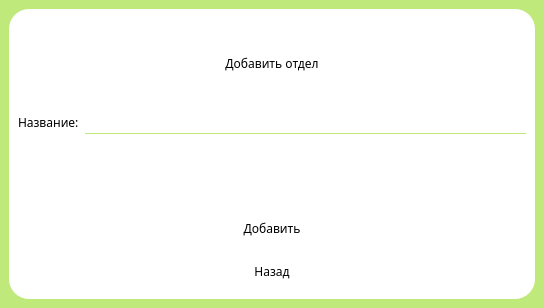
The window that UI/addDepartment/addDepartment.ui (Savely2402/course-project) describes before a commit, drawn with Qt 5.
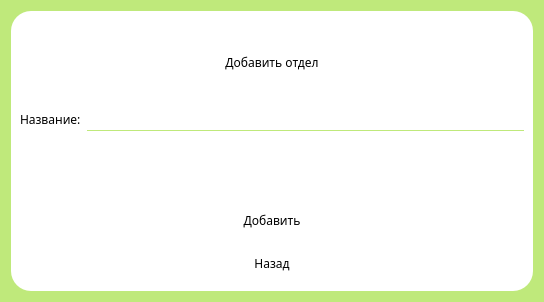
The same window after the commit.

The edit to the form file:
```diff
--- a/UI/addDepartment/addDepartment.ui
+++ b/UI/addDepartment/addDepartment.ui
@@ -1,27 +1,15 @@
 <?xml version="1.0" encoding="UTF-8"?>
 <ui version="4.0">
- <class>MainWindow</class>
- <widget class="QMainWindow" name="MainWindow">
+ <class>Dialog</class>
+ <widget class="QDialog" name="Dialog">
   <property name="geometry">
    <rect>
     <x>0</x>
     <y>0</y>
     <width>544</width>
-    <height>308</height>
+    <height>302</height>
    </rect>
   </property>
-  <property name="minimumSize">
-   <size>
-    <width>0</width>
-    <height>0</height>
-   </size>
-  </property>
-  <property name="maximumSize">
-   <size>
-    <width>1111111</width>
-    <height>1111111</height>
-   </size>
-  </property>
   <property name="windowTitle">
    <string>Expense tracker</string>
   </property>
@@ -29,8 +17,7 @@
    <string notr="true">background-color: 	rgb(191, 233, 123);
 font-family: Myanmar Text;</string>
   </property>
-  <widget class="QWidget" name="centralwidget">
-   <layout class="QVBoxLayout" name="verticalLayout_3">
+  <layout class="QVBoxLayout" name="verticalLayout_2">
     <item>
      <widget class="QFrame" name="frame">
       <property name="styleSheet">
@@ -154,7 +141,6 @@
      </widget>
     </item>
    </layout>
-  </widget>
  </widget>
  <resources/>
  <connections/>
```
Left out of the diff: 4 changed lines with no effect on the pictures. Lines whose indentation alone changed are shown as unchanged.
